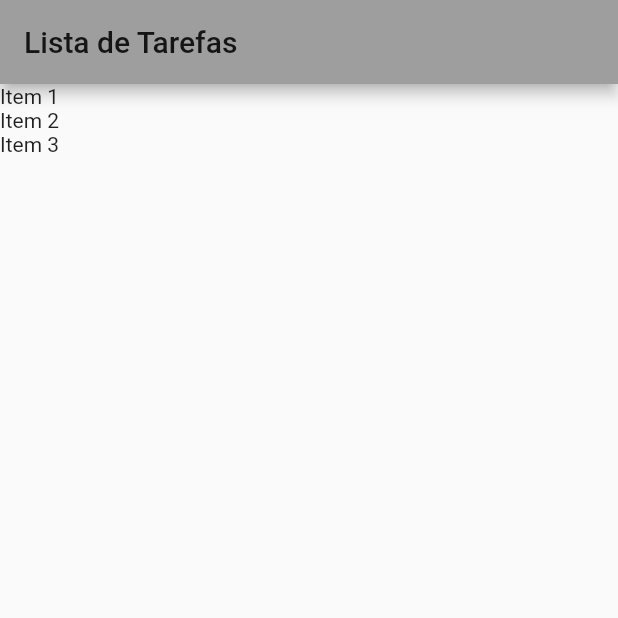
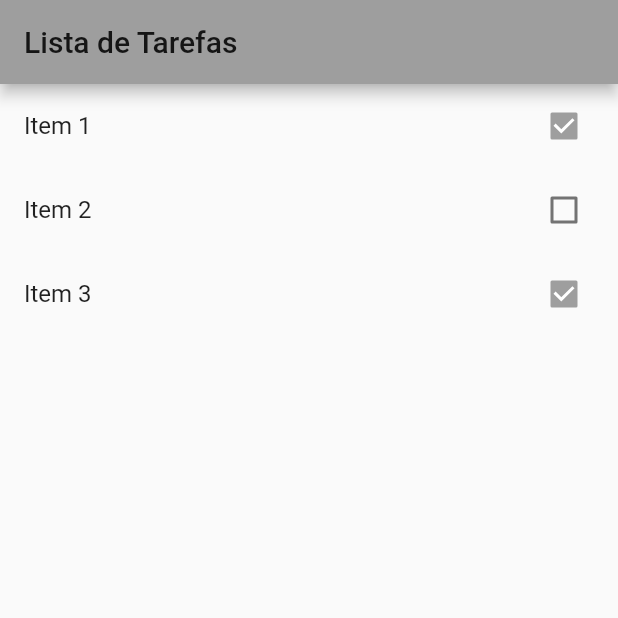
Before and after one commit to daviskooo/todo-flutter, a Flutter app: the screen it shows after launch, on a phone screen of 412 x 824 dp, the top half of it. Run offline on Flutter 3.47's test engine with Material 2 defaults, Android fonts, the phone set to English and light mode, and no system bars.

Commit message:
Após adicionar o widget para criar os checkbox para visualização, um teste na mudança de valor do check.

```diff
--- a/todo/lib/main.dart
+++ b/todo/lib/main.dart
@@ -42,7 +42,15 @@ class _HomePageState extends State<HomePage> {
       body: ListView.builder(
         itemCount: widget.items.length,
         itemBuilder: (BuildContext context, int index) {
-          return Text(widget.items[index].title);
+          final item = widget.items[index];
+          return CheckboxListTile(
+            title: Text(item.title),
+            key: Key(item.title),
+            value: item.done,
+            onChanged: (value) {
+              print(value);
+            },
+          );
         },
       ),
     );
```
